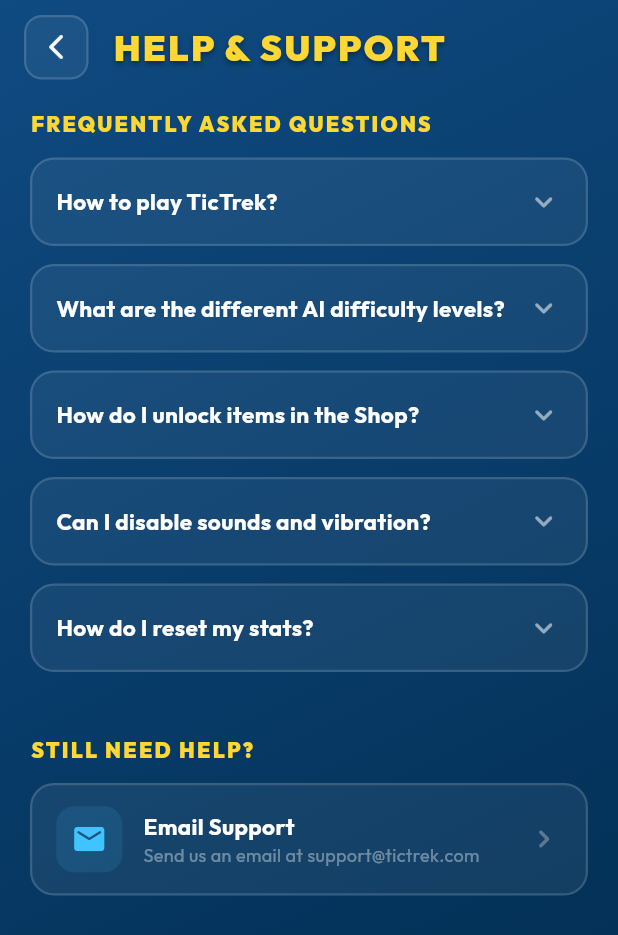
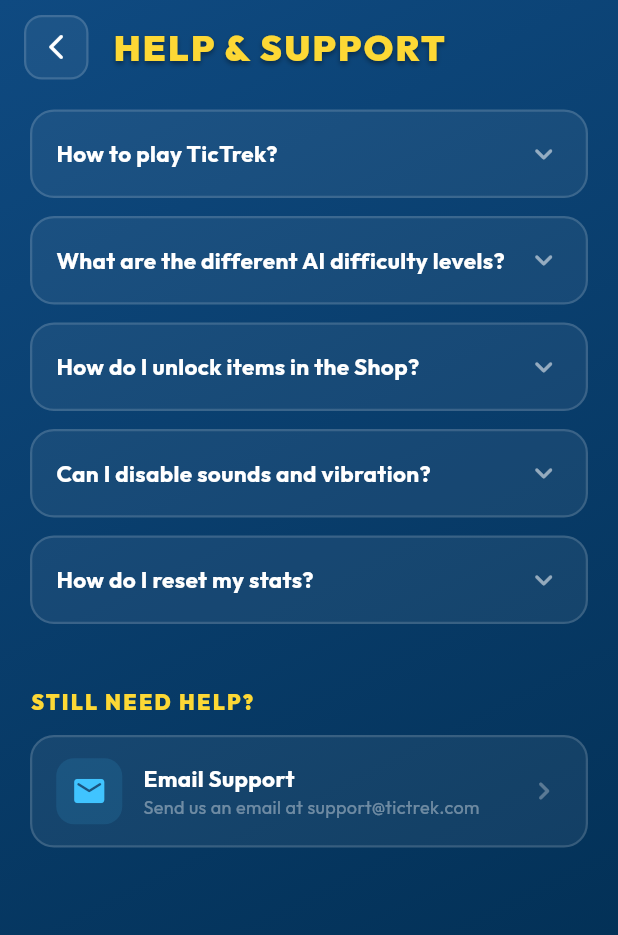
Before and after one commit to SurajChaurasia84/TicTrek, a Flutter app: the HelpSupportScreen screen opened directly, on a phone screen of 412 x 824 dp. Shown: the top 935 px of the screen. Run offline on Flutter 3.47's test engine with Material 3 defaults, Android fonts, the phone set to English and light mode, and no system bars; our stand-ins replace google_fonts, shared_preferences; accounts and stored records are empty.

Commit message:
feat: refine help and support screen

```diff
--- a/lib/screens/help_support_screen.dart
+++ b/lib/screens/help_support_screen.dart
@@ -33,17 +33,6 @@
                   child: Column(
                     crossAxisAlignment: CrossAxisAlignment.start,
                     children: [
-                      Text(
-                        'FREQUENTLY ASKED QUESTIONS',
-                        style: GoogleFonts.outfit(
-                          fontSize: 14,
-                          fontWeight: FontWeight.w900,
-                          color: const Color(0xFFFDD835),
-                          letterSpacing: 1.5,
-                        ),
-                      ),
-                      const SizedBox(height: 12),
-
                       const FaqItem(
                         question: 'How to play TicTrek?',
                         answer: 'TicTrek is a classic Tic-Tac-Toe game. Take turns placing your mark (X or O) on a 3x3 grid. The first player to align 3 of their marks in a row (horizontally, vertically, or diagonally) wins the game. You can play against the computer or with a friend locally.',
```
